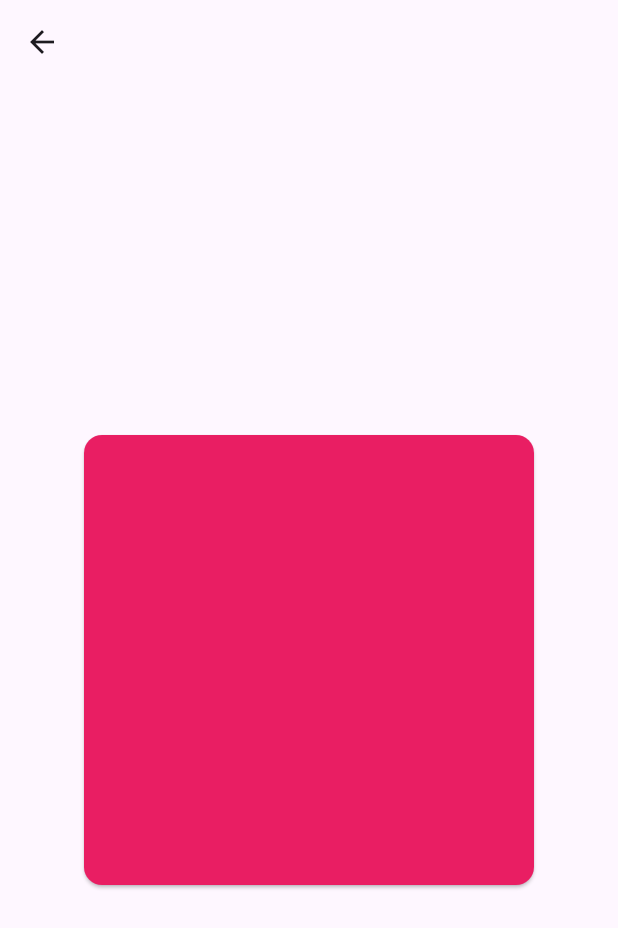
After one commit to dev-mobile-flutter-essa/demo-app, a Flutter app: the screen it shows after launch, after a tap on "Navigation", on a phone screen of 412 x 824 dp. The commit adds this screen. Shown: the top 928 px of the screen. Run offline on Flutter 3.47's test engine with Material 3 defaults, Android fonts, the phone set to English and light mode, and no system bars.

Commit message:
Demo 23-09-2024

```diff
--- /dev/null
+++ b/lib/Cours6.dart
@@ -0,0 +1,130 @@
+import 'package:demo_essa/Navigation.dart';
+import 'package:flutter/cupertino.dart';
+import 'package:flutter/material.dart';
+
+class Cours6 extends StatelessWidget {
+  const Cours6({super.key});
+
+  @override
+  Widget build(BuildContext context) {
+    return Scaffold(
+      appBar: AppBar(
+        title: Text(
+          'Cours 6',
+          style: TextStyle(
+            fontSize: 24,
+            color: Theme.of(context).secondaryHeaderColor,
+          ),
+        ),
+        backgroundColor: Theme.of(context).primaryColor,
+      ),
+      body: Container(
+        margin: EdgeInsets.symmetric(horizontal: 50),
+        child: Column(
+          children: [
+            Center(
+              child: ElevatedButton(
+                style: ElevatedButton.styleFrom(
+                  backgroundColor: Colors.green,
+                ),
+                onPressed: () {
+                  Navigator.push(
+                    context,
+                    MaterialPageRoute(
+                      builder: (context) => Navigation(),
+                    ),
+                  );
+                  // Navigator.of(context).pop();
+                  // Navigator.pushNamed(context, "/navigation");
+                },
+                child: Text(
+                  "Navigation",
+                  style: TextStyle(
+                    color: Colors.white,
+                  ),
+                ),
+              ),
+            ),
+            Container(
+              height: 100,
+              width: 200,
+              color: Theme.of(context).secondaryHeaderColor,
+            ),
+            SizedBox(
+              height: 20,
+            ),
+            Container(
+              height: 100,
+              width: 200,
+              color: Theme.of(context).primaryColor,
+            ),
+            SizedBox(
+              height: 10,
+            ),
+            Stack(
+              children: [
+                Container(
+                  margin: EdgeInsets.only(left: 70),
+                  height: 60,
+                  width: 60,
+                  color: Colors.red,
+                ),
+                Padding(
+                  padding: EdgeInsets.only(top: 30),
+                  child: Container(
+                    // margin: EdgeInsets.only(left: 70),
+                    height: 100,
+                    width: 200,
+                    color: Colors.green,
+                  ),
+                ),
+                Container(
+                  margin: EdgeInsets.only(left: 70, top: 60),
+                  height: 60,
+                  width: 60,
+                  color: Colors.red,
+                ),
+              ],
+            ),
+            SizedBox(
+              height: 10,
+            ),
+            Stack(
+              children: [
+                Container(
+                  margin: EdgeInsets.only(top: 50),
+                  width: 200,
+                  height: 200,
+                  color: Colors.red,
+                ),
+                Positioned(
+                  // top: 30,
+                  left: 50,
+                  child: Container(
+                    width: 100,
+                    height: 100,
+                    color: Colors.blue,
+                  ),
+                ),
+              ],
+            ),
+            // SizedBox(
+            //   height: 5,
+            // ),
+            // Text(
+            //   "Le soir",
+            //   style: Theme.of(context).textTheme.bodyLarge,
+            // ),
+            // SizedBox(
+            //   height: 5,
+            // ),
+            // Text(
+            //   "Le soir",
+            //   style: Theme.of(context).textTheme.bodyLarge,
+            // )
+          ],
+        ),
+      ),
+    );
+  }
+}
--- /dev/null
+++ b/lib/Navigation.dart
@@ -0,0 +1,23 @@
+import 'package:flutter/material.dart';
+
+class Navigation extends StatelessWidget {
+  const Navigation({super.key});
+
+  @override
+  Widget build(BuildContext context) {
+    return Scaffold(
+      appBar: AppBar(),
+      body: Container(
+        child: Center(
+          child: Card(
+            color: Colors.pink,
+            child: Container(
+              height: 300,
+              width: 300,
+            ),
+          ),
+        ),
+      ),
+    );
+  }
+}
--- a/lib/main.dart
+++ b/lib/main.dart
@@ -1,8 +1,11 @@
 import 'package:demo_essa/Cours3.dart';
 import 'package:demo_essa/Cours4.dart';
+import 'package:demo_essa/Cours6.dart';
 import 'package:demo_essa/Exo1Cours4.dart';
 import 'package:demo_essa/Exo2Cours4.dart';
+import 'package:demo_essa/Navigation.dart';
 import 'package:flutter/material.dart';
+import 'Essaie.dart';
 import 'HomePage.dart';
 import 'Cours2.dart';
 import 'Exo1.dart';
@@ -18,8 +21,20 @@ class Demo extends StatelessWidget {
   @override
   Widget build(BuildContext context) {
     return MaterialApp(
+      routes: {
+        "/cours6": (context) => Cours6(),
+        "/navigation": (context) => Navigation()
+      },
+      theme: ThemeData(
+        textTheme: TextTheme(
+          bodyLarge: TextStyle(
+            color: Colors.red,
+            fontSize: 20,
+          ),
+        ),
+      ),
       debugShowCheckedModeBanner: false,
-      home: Exo2Cours4(),
+      home: Cours6(),
     );
   }
 }
```
Also changed, not shown: lib/Essaie.dart (added, +96 -0 lines).
